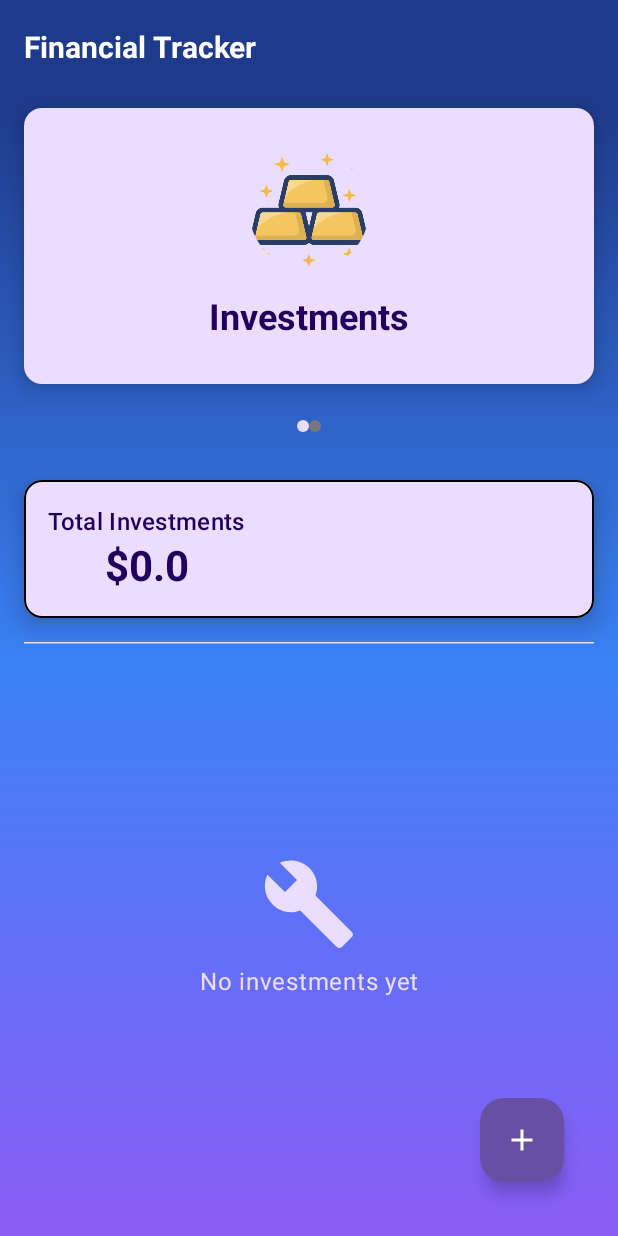
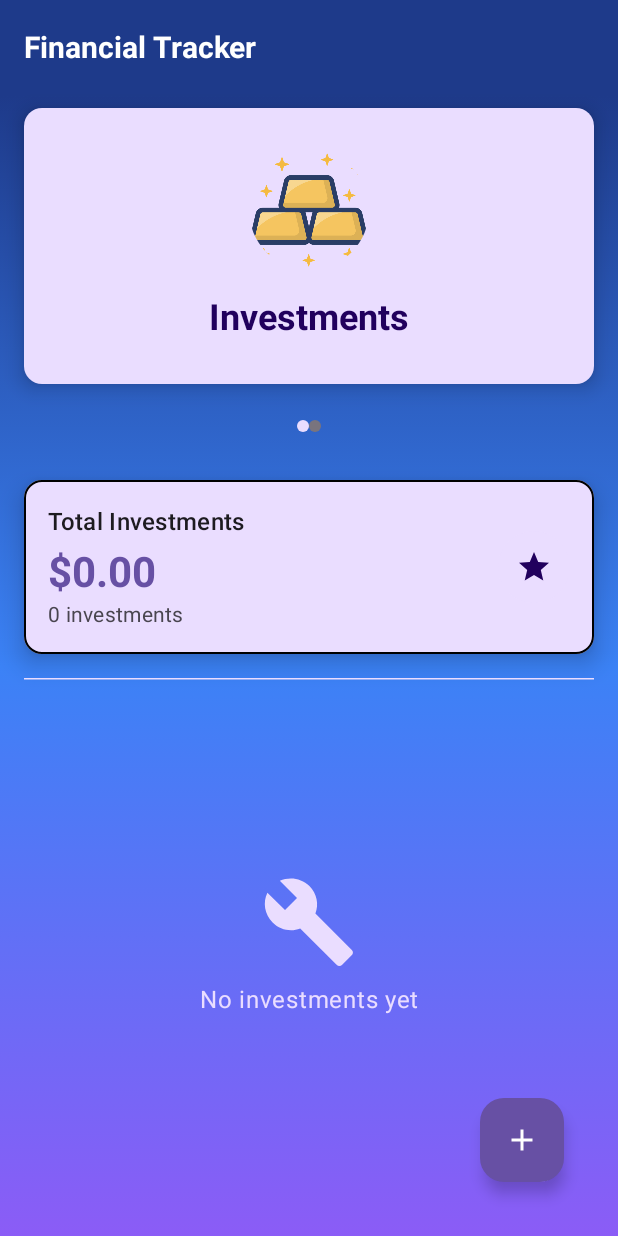
Before and after one commit to MykhailoYablon/spend-tracker, an Android app built with Jetpack Compose: the screen it shows after launch (MainActivity), on a phone screen of 412 x 824 dp. Run offline under Robolectric (Android 15) with nearby library versions, the phone set to English and light mode, and no system bars; our stand-ins replace Room's generated code.

Commit message:
Added charts page for investments

```diff
--- a/app/build.gradle
+++ b/app/build.gradle
@@ -46,6 +46,9 @@ dependencies {
     implementation libs.androidx.foundation
     implementation libs.material
 
+    implementation libs.chart
+    implementation libs.androidx.navigation.compose
+
     // Activity Compose - use this exact version
     implementation libs.androidx.activity.compose
 
@@ -63,7 +66,6 @@ dependencies {
     implementation libs.androidx.material3.android
     implementation libs.androidx.material
     implementation libs.androidx.junit.ktx
-    implementation libs.androidx.navigation.compose.jvmstubs
     kapt libs.androidx.room.compiler
 
     // Kotlin
--- a/app/src/main/java/com/example/spendtracker/composable/InvestmentScreen.kt
+++ b/app/src/main/java/com/example/spendtracker/composable/InvestmentScreen.kt
@@ -37,12 +37,18 @@ import com.example.spendtracker.repository.Repository
 import kotlinx.coroutines.launch
 
 @Composable
-fun InvestmentScreen(repository: Repository) {
+fun InvestmentScreen(
+    repository: Repository,
+    onNavigateToGraphs: () -> Unit
+) {
     var showDialog by remember { mutableStateOf(false) }
     val investments by repository.getAllInvestments().collectAsState(initial = emptyList())
     val coroutineScope = rememberCoroutineScope()
 
     var investmentToEdit by remember { mutableStateOf<Investment?>(null) }
+
+    val totalAmount = investments.sumOf { it.amount }
+    val totalCount = investments.size
 
     Box(modifier = Modifier.fillMaxSize()) {
         Column(
@@ -51,34 +57,13 @@ fun InvestmentScreen(repository: Repository) {
                 .padding(16.dp)
         ) {
             // Summary Card
-            OutlinedCard(
-                modifier = Modifier
-                    .fillMaxWidth()
-                    .padding(bottom = 16.dp),
-                border = BorderStroke(1.dp, Color.Black),
-                colors = CardDefaults.cardColors(
-                    containerColor = MaterialTheme.colorScheme.primaryContainer
-                ),
-                elevation = CardDefaults.cardElevation(defaultElevation = 10.dp)
 
-            ) {
-                Column(
-                    modifier = Modifier.padding(16.dp),
-                    horizontalAlignment = Alignment.CenterHorizontally
-                ) {
-                    Text(
-                        "Total Investments",
-                        style = MaterialTheme.typography.titleMedium,
-                        color = MaterialTheme.colorScheme.onPrimaryContainer
-                    )
-                    Text(
-                        "$${investments.sumOf { it.amount }}",
-                        style = MaterialTheme.typography.headlineMedium,
-                        fontWeight = FontWeight.Bold,
-                        color = MaterialTheme.colorScheme.onPrimaryContainer
-                    )
-                }
-            }
+                TotalInvestmentsCard(
+                    totalAmount = totalAmount,
+                    totalCount = totalCount,
+                    onGraphClick = onNavigateToGraphs
+                )
+
 
             HorizontalDivider(
                 color = MaterialTheme.colorScheme.primaryContainer
--- a/app/src/main/java/com/example/spendtracker/composable/InvestmentSpendingCarousel.kt
+++ b/app/src/main/java/com/example/spendtracker/composable/InvestmentSpendingCarousel.kt
@@ -24,7 +24,6 @@ import androidx.compose.runtime.LaunchedEffect
 import androidx.compose.ui.Alignment
 import androidx.compose.ui.Modifier
 import androidx.compose.ui.draw.clip
-import androidx.compose.ui.graphics.Color
 import androidx.compose.ui.layout.ContentScale
 import androidx.compose.ui.res.painterResource
 import androidx.compose.ui.text.font.FontWeight
@@ -36,7 +35,8 @@ import com.example.spendtracker.repository.Repository
 fun InvestmentSpendingCarousel(
     selectedTab: Int,
     onTabChanged: (Int) -> Unit,
-    repository: Repository
+    repository: Repository,
+    onNavigateToInvestmentGraphs: () -> Unit,
 ) {
     val pagerState = rememberPagerState(
         initialPage = selectedTab,
@@ -92,7 +92,7 @@ fun InvestmentSpendingCarousel(
 
         // Content based on selected page
         when (pagerState.currentPage) {
-            0 -> InvestmentScreen(repository)
+            0 -> InvestmentScreen(repository, onNavigateToGraphs = onNavigateToInvestmentGraphs)
             1 -> SpendingScreen(repository)
         }
     }
--- a/app/src/main/java/com/example/spendtracker/composable/InvestmentTrackerApp.kt
+++ b/app/src/main/java/com/example/spendtracker/composable/InvestmentTrackerApp.kt
@@ -9,8 +9,10 @@ import androidx.compose.material3.Text
 import androidx.compose.material3.TopAppBar
 import androidx.compose.material3.TopAppBarDefaults
 import androidx.compose.runtime.Composable
+import androidx.compose.runtime.LaunchedEffect
 import androidx.compose.runtime.getValue
 import androidx.compose.runtime.mutableIntStateOf
+import androidx.compose.runtime.mutableStateOf
 import androidx.compose.runtime.remember
 import androidx.compose.runtime.setValue
 import androidx.compose.ui.Modifier
@@ -19,13 +21,30 @@ import androidx.compose.ui.graphics.Color
 import androidx.compose.ui.text.font.FontWeight
 import androidx.compose.ui.text.style.TextAlign
 import androidx.compose.ui.unit.sp
+import androidx.navigation.compose.rememberNavController
+import com.example.spendtracker.model.Investment
 import com.example.spendtracker.repository.Repository
 
 @OptIn(ExperimentalMaterial3Api::class)
 @Composable
 fun InvestmentTrackerApp(repository: Repository) {
     var selectedTab by remember { mutableIntStateOf(0) }
+    var showGraphs by remember { mutableStateOf(false) }
+    var investments by remember { mutableStateOf(emptyList<Investment>()) }
 
+    // Collect investments for the graphs
+    LaunchedEffect(Unit) {
+        repository.getAllInvestments().collect { investmentList ->
+            investments = investmentList
+        }
+    }
+    if (showGraphs) {
+        // Show the graphs screen
+        InvestmentGraphsScreen(
+            investments = investments,
+            onBackClick = { showGraphs = false }
+        )
+    } else {
         Column {
             // Top App Bar
             TopAppBar(
@@ -51,11 +70,16 @@ fun InvestmentTrackerApp(repository: Repository) {
                 InvestmentSpendingCarousel(
                     selectedTab = selectedTab,
                     onTabChanged = { selectedTab = it },
-                repository = repository
+                    repository = repository,
+                    onNavigateToInvestmentGraphs = { showGraphs = true }
                 )
             }
         }
     }
+
+}
+
+
 
 @Composable
 fun getSharedGradient() = Brush.verticalGradient(
--- /dev/null
+++ b/app/src/main/java/com/example/spendtracker/composable/TotalInvestmentsCard.kt
@@ -0,0 +1,88 @@
+package com.example.spendtracker.composable
+
+import androidx.compose.foundation.BorderStroke
+import androidx.compose.foundation.background
+import androidx.compose.foundation.layout.Arrangement
+import androidx.compose.foundation.layout.Column
+import androidx.compose.foundation.layout.Row
+import androidx.compose.foundation.layout.Spacer
+import androidx.compose.foundation.layout.fillMaxWidth
+import androidx.compose.foundation.layout.height
+import androidx.compose.foundation.layout.padding
+import androidx.compose.foundation.shape.CircleShape
+import androidx.compose.material.Icon
+import androidx.compose.material.icons.Icons
+import androidx.compose.material.icons.filled.Star
+import androidx.compose.material3.CardDefaults
+import androidx.compose.material3.IconButton
+import androidx.compose.material3.MaterialTheme
+import androidx.compose.material3.OutlinedCard
+import androidx.compose.material3.Text
+import androidx.compose.runtime.Composable
+import androidx.compose.ui.Alignment
+import androidx.compose.ui.Modifier
+import androidx.compose.ui.graphics.Color
+import androidx.compose.ui.text.font.FontWeight
+import androidx.compose.ui.unit.dp
+
+@Composable
+fun TotalInvestmentsCard(
+    totalAmount: Double,
+    totalCount: Int,
+    onGraphClick: () -> Unit
+) {
+    OutlinedCard(
+        onClick = onGraphClick,
+        modifier = Modifier
+            .fillMaxWidth()
+            .padding(bottom = 16.dp),
+        border = BorderStroke(1.dp, Color.Black),
+        colors = CardDefaults.cardColors(
+            containerColor = MaterialTheme.colorScheme.primaryContainer
+        ),
+        elevation = CardDefaults.cardElevation(defaultElevation = 10.dp)
+    ) {
+        Row(
+            modifier = Modifier
+                .fillMaxWidth()
+                .padding(16.dp),
+            horizontalArrangement = Arrangement.SpaceBetween,
+            verticalAlignment = Alignment.CenterVertically
+        ) {
+            Column {
+                Text(
+                    text = "Total Investments",
+                    style = MaterialTheme.typography.titleMedium,
+                    color = MaterialTheme.colorScheme.onSurface
+                )
+                Spacer(modifier = Modifier.height(4.dp))
+                Text(
+                    text = "$${String.format("%.2f", totalAmount)}",
+                    style = MaterialTheme.typography.headlineMedium,
+                    color = MaterialTheme.colorScheme.primary,
+                    fontWeight = FontWeight.Bold
+                )
+                Text(
+                    text = "$totalCount investments",
+                    style = MaterialTheme.typography.bodyMedium,
+                    color = MaterialTheme.colorScheme.onSurfaceVariant
+                )
+            }
+
+            IconButton(
+                onClick = onGraphClick,
+                modifier = Modifier
+                    .background(
+                        MaterialTheme.colorScheme.primaryContainer,
+                        CircleShape
+                    )
+            ) {
+                Icon(
+                    imageVector = Icons.Default.Star,
+                    contentDescription = "View Graphs",
+                    tint = MaterialTheme.colorScheme.onPrimaryContainer
+                )
+            }
+        }
+    }
+}
--- /dev/null
+++ b/app/src/main/java/com/example/spendtracker/enums/ChartType.kt
@@ -0,0 +1,5 @@
+package com.example.spendtracker.enums
+
+enum class ChartType {
+    PIE, BAR
+}
--- a/app/src/main/java/com/example/spendtracker/model/Investment.kt
+++ b/app/src/main/java/com/example/spendtracker/model/Investment.kt
@@ -2,6 +2,7 @@ package com.example.spendtracker.model
 
 import androidx.room.Entity
 import androidx.room.PrimaryKey
+import java.time.LocalDate
 
 @Entity(tableName = "investments")
 data class Investment(
--- a/gradle/libs.versions.toml
+++ b/gradle/libs.versions.toml
@@ -11,6 +11,8 @@ appcompat = "1.6.1"
 lifecycleRuntimeKtx = "2.9.0"
 lifecycleViewmodelCompose = "2.9.0"
 material = "1.12.0"
+mpandroidchart = "v3.1.0"
+navigationCompose = "2.9.0"
 room = "2.7.1"
 chart = "3.1.0"
 material3Android = "1.3.2"
@@ -26,6 +28,7 @@ androidx-core-ktx = { group = "androidx.core", name = "core-ktx", version.ref =
 androidx-foundation = { module = "androidx.compose.foundation:foundation" }
 androidx-lifecycle-runtime-ktx = { module = "androidx.lifecycle:lifecycle-runtime-ktx", version.ref = "lifecycleRuntimeKtx" }
 androidx-lifecycle-viewmodel-compose = { module = "androidx.lifecycle:lifecycle-viewmodel-compose", version.ref = "lifecycleViewmodelCompose" }
+androidx-navigation-compose = { module = "androidx.navigation:navigation-compose", version.ref = "navigationCompose" }
 androidx-room-ktx = { module = "androidx.room:room-ktx", version.ref = "roomKtx" }
 androidx-runtime-livedata = { module = "androidx.compose.runtime:runtime-livedata" }
 androidx-runtime = { module = "androidx.compose.runtime:runtime" }
@@ -40,7 +43,6 @@ androidx-material = { group = "androidx.compose.material", name = "material", ve
 chart = { group = "com.github.PhilJay", name = "MPAndroidChart", version.ref = "chart" }
 material = { module = "com.google.android.material:material", version.ref = "material" }
 androidx-junit-ktx = { group = "androidx.test.ext", name = "junit-ktx", version.ref = "junitKtx" }
-androidx-navigation-compose-jvmstubs = { group = "androidx.navigation", name = "navigation-compose-jvmstubs", version.ref = "navigationComposeJvmstubs" }
 
 [plugins]
 android-application = { id = "com.android.application", version.ref = "agp" }
```
Also changed, not shown: app/src/main/java/com/example/spendtracker/composable/BarChartView.kt (added, +84 -0 lines), app/src/main/java/com/example/spendtracker/composable/InvestmentGraphsScreen.kt (added, +170 -0 lines), app/src/main/java/com/example/spendtracker/composable/InvestmentSummary.kt (added, +90 -0 lines), app/src/main/java/com/example/spendtracker/composable/PieChartView.kt (added, +71 -0 lines), app/src/main/java/com/example/spendtracker/enums/SortOption.kt (added, +9 -0 lines). Lines whose indentation alone changed are shown as unchanged.
